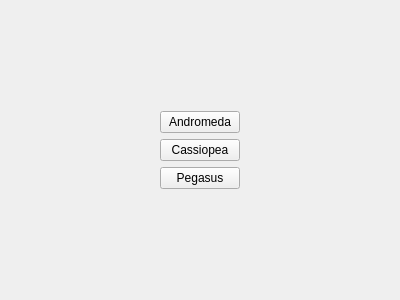
This is Software/src/wizard/ZonePlacementPage.ui in Atarity/Lightpack as Qt 5 draws it before an edit. The edited form follows.
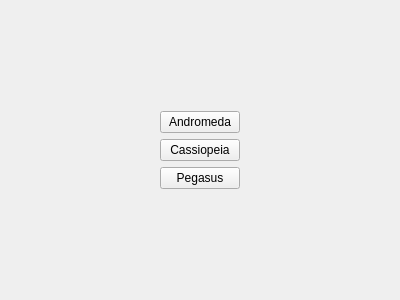
This is the edited form.

```diff
--- a/Software/src/wizard/ZonePlacementPage.ui
+++ b/Software/src/wizard/ZonePlacementPage.ui
@@ -24,7 +24,7 @@
    <item row="2" column="1">
     <widget class="QPushButton" name="pbCassiopea">
      <property name="text">
-      <string>Cassiopea</string>
+      <string>Cassiopeia</string>
      </property>
     </widget>
    </item>
```
Left out of the diff: 2 changed lines with no effect on the pictures.
